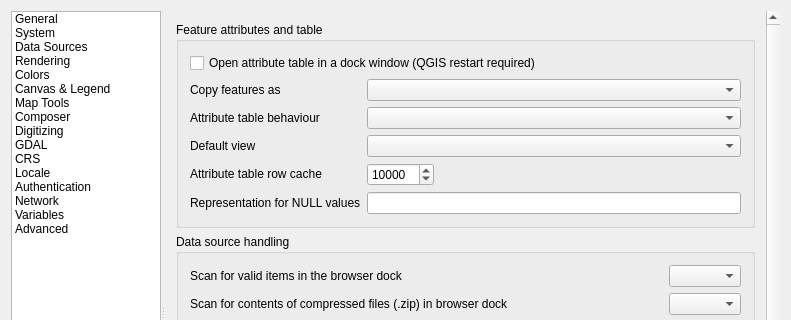
First picture: the form in src/ui/qgsoptionsbase.ui, repository qgis/QGIS, before the edit; both pictures show x 0 to 791 and y 0 to 320 of the 791 by 658 pixel window.
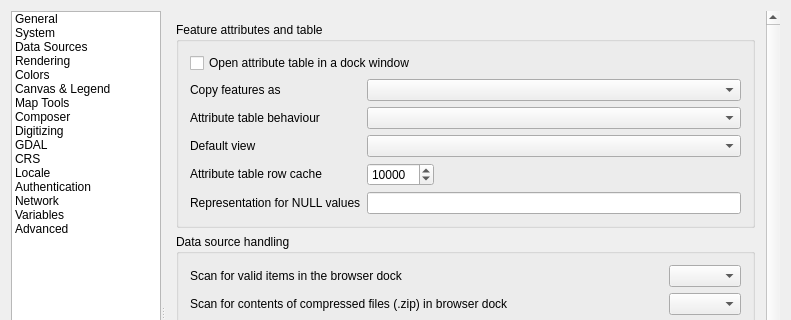
Second picture: the form after the edit. Icons and pictures are not drawn. Custom widgets are drawn as their Qt base class.

Commit message:
Remove "restart required" from "open table as dock" option
Since it seems that a restart *isn't* required!

What changed in the file:
```diff
--- a/src/ui/qgsoptionsbase.ui
+++ b/src/ui/qgsoptionsbase.ui
@@ -1467,8 +1467,8 @@
                <rect>
                 <x>0</x>
                 <y>0</y>
-                <width>618</width>
-                <height>611</height>
+                <width>601</width>
+                <height>694</height>
                </rect>
               </property>
               <layout class="QVBoxLayout" name="verticalLayout_27">
@@ -1481,7 +1481,7 @@
                   <item row="0" column="0" colspan="2">
                    <widget class="QCheckBox" name="cbxAttributeTableDocked">
                     <property name="text">
-                     <string>Open attribute table in a dock window (QGIS restart required)</string>
+                     <string>Open attribute table in a dock window</string>
                     </property>
                    </widget>
                   </item>
```
Left out of the diff: 48 changed lines with no effect on the pictures.
